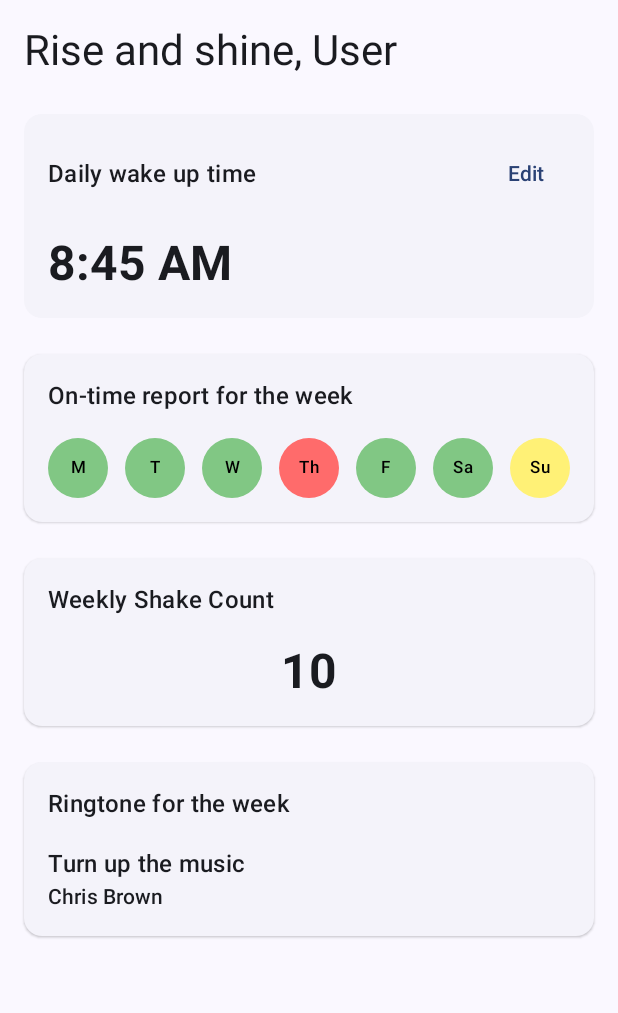
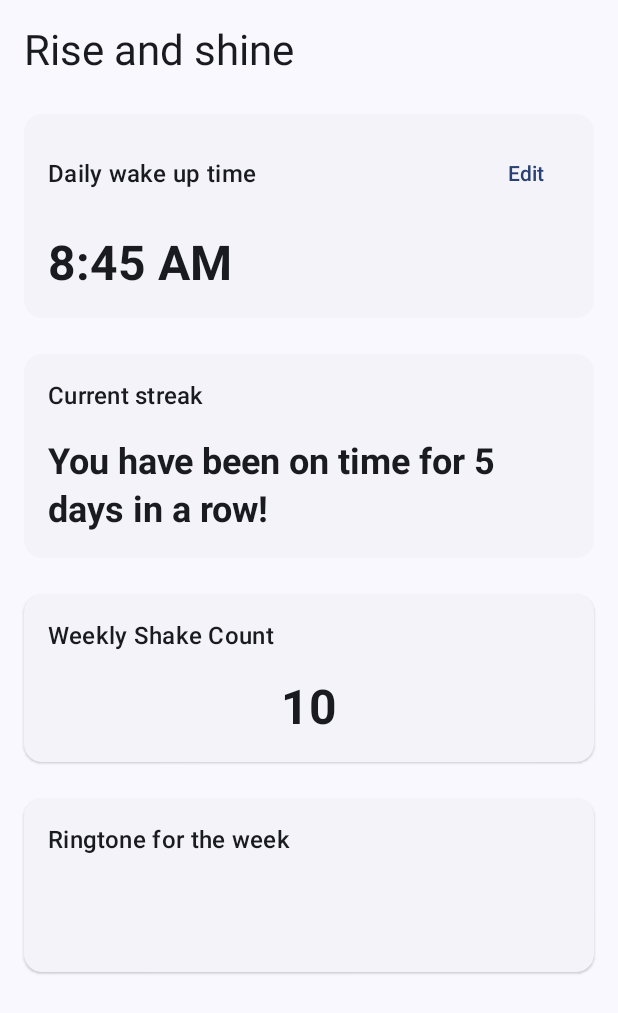
Before and after one commit to pastelcolors/WakeUpShakeUp, an Android app built with Jetpack Compose: the screen it shows after launch (MainActivity), on a phone screen of 412 x 824 dp. Shown: the top 1013 px of the screen. Run offline under Robolectric (Android 15) with nearby library versions, the light colour scheme and no system bars; our stand-ins replace livedata-compose.

Commit message:
feat: implement alarm

```diff
--- a/app/build.gradle.kts
+++ b/app/build.gradle.kts
@@ -60,6 +60,7 @@ dependencies {
     implementation("androidx.compose.material3:material3")
     implementation("androidx.room:room-runtime:2.5.2")
     implementation("androidx.lifecycle:lifecycle-viewmodel-compose:2.6.2")
+    implementation("androidx.compose.runtime:runtime-livedata:1.5.2")
     testImplementation("junit:junit:4.13.2")
     androidTestImplementation("androidx.test.ext:junit:1.1.5")
     androidTestImplementation("androidx.test.espresso:espresso-core:3.5.1")
--- a/app/src/main/java/com/example/wakeupshakeup/AlarmScreen.kt
+++ b/app/src/main/java/com/example/wakeupshakeup/AlarmScreen.kt
@@ -23,7 +23,7 @@ import androidx.compose.ui.graphics.Color
 @Composable
 fun Greeting(name: String) {
     Text(
-        text = "Rise and shine, $name",
+        text = "Rise and shine",
         style = MaterialTheme.typography.headlineMedium
     )
 }
@@ -45,27 +45,15 @@ fun WakeUpCard() {
 }
 
 @Composable
-fun OnTimeReportCard() {
-    CardSection(title = "On-time report for the week") {
-        Row(
-            horizontalArrangement = Arrangement.SpaceBetween,
-            modifier = Modifier
-                .fillMaxWidth()
-        ) {
-            DayCircle("M", color = Green)
-            DayCircle("T", color = Green)
-            DayCircle("W", color = Green)
-            DayCircle("Th", color = Red)
-            DayCircle("F", color = Green)
-            DayCircle("Sa", color = Green)
-            DayCircle("Su", color = Yellow)
-        }
+fun StreakReportCard(streakCount: Int) {
+    CardSection(title = "Current streak") {
+        Text(
+            text = "You have been on time for $streakCount days in a row!",
+            style = MaterialTheme.typography.headlineSmall,
+            fontWeight = FontWeight.Bold
+        )
     }
 }
-
-val Green = Color(0xFF81C784)
-val Yellow = Color(0xFFFFF176)
-val Red = Color(0xFFFF6B6B)
 
 @Composable
 fun DayCircle(day: String, color: Color) {
@@ -101,10 +89,10 @@ fun WeeklyShakeCountCard() {
 }
 
 @Composable
-fun RingtoneCard() {
+fun RingtoneCard(songTitle: String, songArtist: String) {
     CardSection(title = "Ringtone for the week") {
-        Text(text = "Turn up the music", style = MaterialTheme.typography.titleMedium)
-        Text(text = "Chris Brown", style = MaterialTheme.typography.titleSmall)
+        Text(text = songTitle, style = MaterialTheme.typography.titleMedium)
+        Text(text = songArtist, style = MaterialTheme.typography.titleSmall)
     }
 }
 
--- a/app/src/main/java/com/example/wakeupshakeup/MainActivity.kt
+++ b/app/src/main/java/com/example/wakeupshakeup/MainActivity.kt
@@ -1,11 +1,19 @@
 package com.example.wakeupshakeup
 
 import Greeting
-import OnTimeReportCard
 import RingtoneCard
+import StreakReportCard
 import WakeUpCard
 import WeeklyShakeCountCard
+import android.annotation.SuppressLint
+import android.app.AlarmManager
+import android.app.PendingIntent
+import android.content.Context
+import android.content.Intent
+import android.icu.util.Calendar
 import android.os.Bundle
+import android.provider.AlarmClock
+import android.util.Log
 import androidx.activity.ComponentActivity
 import androidx.activity.compose.setContent
 import androidx.compose.foundation.layout.Arrangement
@@ -14,18 +22,47 @@ import androidx.compose.foundation.layout.Spacer
 import androidx.compose.foundation.layout.fillMaxSize
 import androidx.compose.foundation.layout.height
 import androidx.compose.foundation.layout.padding
-import androidx.compose.material3.Button
 import androidx.compose.material3.MaterialTheme
 import androidx.compose.material3.Surface
-import androidx.compose.material3.Text
 import androidx.compose.runtime.Composable
-import androidx.compose.ui.Alignment
+import androidx.compose.runtime.getValue
+import androidx.compose.runtime.livedata.observeAsState
 import androidx.compose.ui.Modifier
 import androidx.compose.ui.tooling.preview.Preview
 import androidx.compose.ui.unit.dp
+import androidx.core.app.ServiceCompat.startForeground
+import androidx.lifecycle.Observer
+import com.example.wakeupshakeup.services.ShakeService
 import com.example.wakeupshakeup.ui.theme.WakeUpShakeUpTheme
 
 class MainActivity : ComponentActivity() {
+    @SuppressLint("ScheduleExactAlarm")
+    private fun scheduleShakeService() {
+        val alarmManager = getSystemService(Context.ALARM_SERVICE) as AlarmManager
+        val intent = Intent(this, AlarmReceiver::class.java)
+        val pendingIntent = PendingIntent.getBroadcast(this, 0, intent, PendingIntent.FLAG_UPDATE_CURRENT or PendingIntent.FLAG_IMMUTABLE )
+
+        // Set the alarm to start at 7:30 a.m.
+        val calendar: Calendar = Calendar.getInstance().apply {
+            timeInMillis = System.currentTimeMillis()
+            set(Calendar.HOUR_OF_DAY, 17)
+            set(Calendar.MINUTE, 15)
+        }
+
+        // Check if the alarm time has already passed for today
+        if (calendar.timeInMillis < System.currentTimeMillis()) {
+            // If it has, add one day to the calendar to set the alarm for tomorrow
+            calendar.add(Calendar.DAY_OF_YEAR, 1)
+        }
+
+        alarmManager.setExactAndAllowWhileIdle(
+            AlarmManager.RTC_WAKEUP,
+            calendar.timeInMillis,
+            pendingIntent
+        )
+        Log.d("MainActivity", "Alarm scheduled for: ${calendar.timeInMillis}")
+    }
+
     override fun onCreate(savedInstanceState: Bundle?) {
         super.onCreate(savedInstanceState)
         setContent {
@@ -34,11 +71,20 @@ class MainActivity : ComponentActivity() {
                 AlarmScreen()
             }
         }
+
+        val shakeService: ShakeService = ShakeService()
+
+        scheduleShakeService()
     }
 }
 
+
+
 @Composable
 fun AlarmScreen() {
+    val songTitle by ShakeService().currentSongTitle.observeAsState("")
+    val songArtist by ShakeService().currentSongArtist.observeAsState("")
+
     Surface(
         modifier = Modifier.fillMaxSize(),
         color = MaterialTheme.colorScheme.background
@@ -52,11 +98,11 @@ fun AlarmScreen() {
             Spacer(modifier = Modifier.height(24.dp))
             WakeUpCard()
             Spacer(modifier = Modifier.height(24.dp))
-            OnTimeReportCard()
+            StreakReportCard(5)
             Spacer(modifier = Modifier.height(24.dp))
             WeeklyShakeCountCard()
             Spacer(modifier = Modifier.height(24.dp))
-            RingtoneCard()
+            RingtoneCard(songTitle, songArtist)
         }
     }
 }
```
Also changed, not shown: app/src/main/AndroidManifest.xml (+20 -3 lines), app/src/main/java/com/example/wakeupshakeup/AlarmReceiver.kt (added, +18 -0 lines), app/src/main/java/com/example/wakeupshakeup/services/ShakeService.kt (added, +144 -0 lines), 7 other files.
